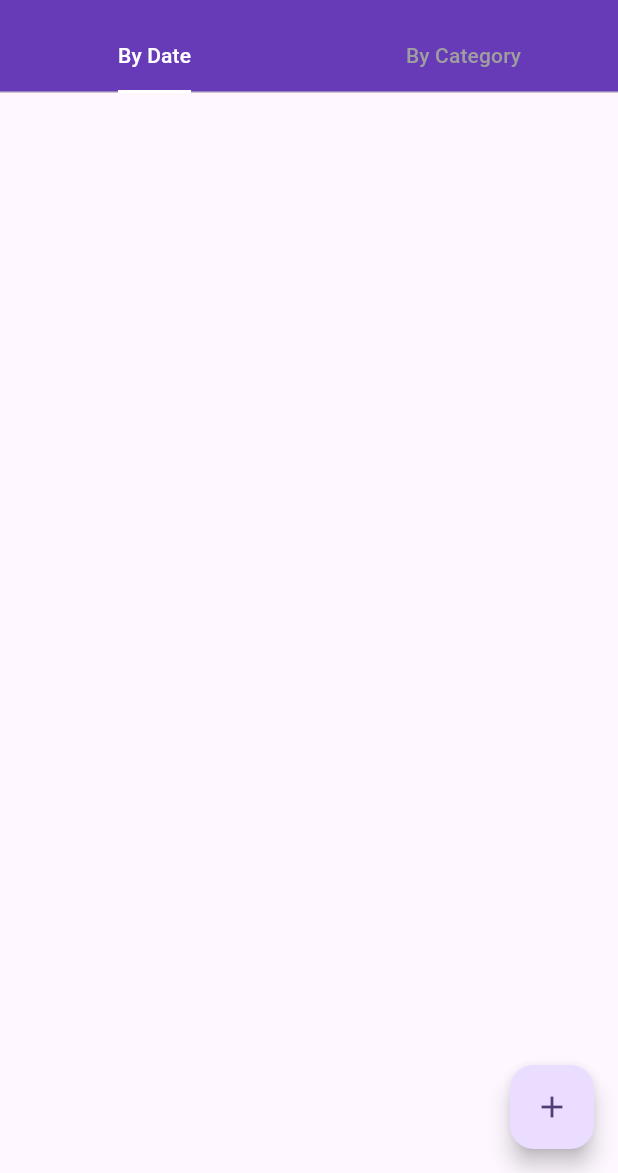
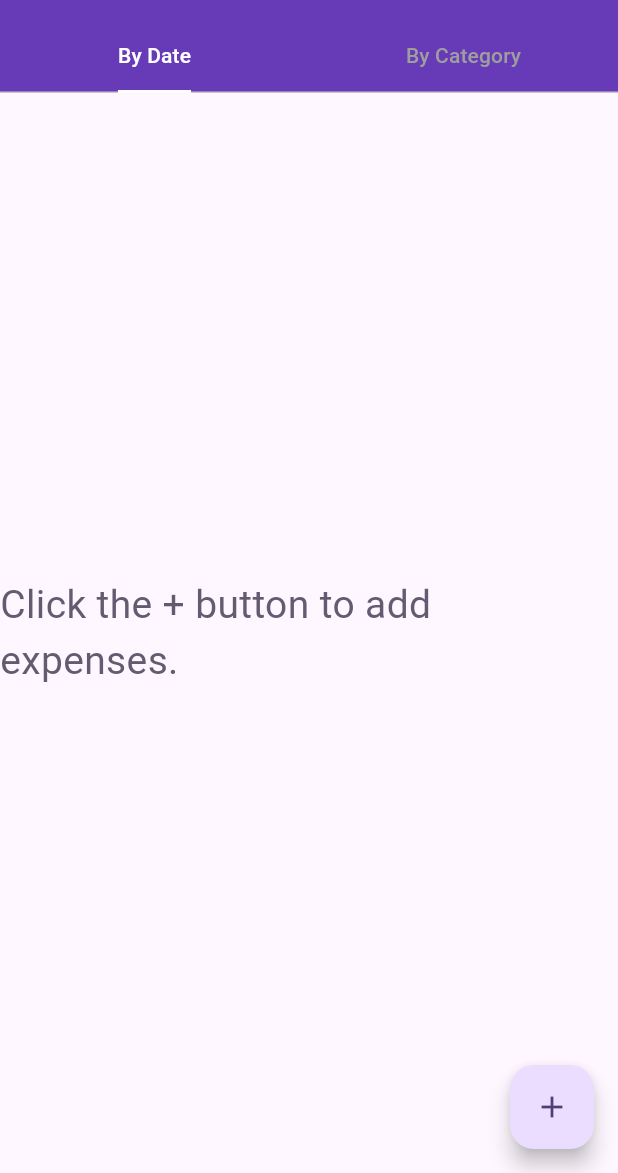
Before and after one commit to BadieF9/Expense_Tracker, a Flutter app: the screen it shows after launch, on a phone screen of 412 x 824 dp, the part 63-1236 px from its top. Run offline on Flutter 3.47's test engine with Material 3 defaults, Android fonts, the phone set to English and light mode, and no system bars; our stand-ins replace localstorage.

Commit message:
Empty screen added to home_screen

```diff
--- a/lib/home_screen.dart
+++ b/lib/home_screen.dart
@@ -34,6 +34,17 @@ class _HomeScreenState extends State<HomeScreen>
   void dispose() {
     _tabController.dispose();
     super.dispose();
+  }
+
+  Widget emptyScreen(ThemeData theme) {
+    return Center(
+        child: Text(
+      "Click the + button to add expenses.",
+      style: TextStyle(
+        fontSize: 26,
+        color: theme.colorScheme.secondary,
+      ),
+    ));
   }
 
   @override
@@ -113,7 +124,9 @@ class _HomeScreenState extends State<HomeScreen>
           expenseByDate.sort((a, b) => a.date.compareTo(b.date));
 
           return TabBarView(controller: _tabController, children: [
-            ListView.builder(
+            expenseByDate.isEmpty
+                ? emptyScreen(theme)
+                : ListView.builder(
                     itemCount: expenseByDate.length,
                     itemBuilder: (context, index) {
                       final expense = expenseByDate[index];
@@ -131,20 +144,24 @@ class _HomeScreenState extends State<HomeScreen>
                                   borderRadius: BorderRadius.circular(15),
                                 ),
                                 child: Padding(
-                              padding: const EdgeInsets.fromLTRB(4, 2, 4, 2),
+                                    padding:
+                                        const EdgeInsets.fromLTRB(4, 2, 4, 2),
                                     child: ListTile(
                                       title: Text(
                                         '${expense.payee} - \$${expense.amount.toStringAsFixed(2)}',
                                         style: const TextStyle(fontSize: 20),
                                       ),
                                       subtitle: Column(
-                                  mainAxisAlignment: MainAxisAlignment.center,
-                                  crossAxisAlignment: CrossAxisAlignment.start,
+                                        mainAxisAlignment:
+                                            MainAxisAlignment.center,
+                                        crossAxisAlignment:
+                                            CrossAxisAlignment.start,
                                         children: [
                                           const SizedBox(height: 2),
                                           Text(
                                               '${DateFormat('MMM dd, yyyy').format(expense.date)} - Category: ${provider.getCategoryById(expense.categoryId)?.name}',
-                                        style: const TextStyle(fontSize: 18)),
+                                              style: const TextStyle(
+                                                  fontSize: 18)),
                                         ],
                                       ),
                                       onTap: () {
@@ -152,7 +169,8 @@ class _HomeScreenState extends State<HomeScreen>
                                           context,
                                           MaterialPageRoute(
                                             builder: (context) =>
-                                          AddExpenseScreen(expense: expense),
+                                                AddExpenseScreen(
+                                                    expense: expense),
                                           ),
                                         );
                                       },
@@ -160,7 +178,9 @@ class _HomeScreenState extends State<HomeScreen>
                               )));
                     },
                   ),
-            ListView.builder(
+            expensesByCategory.isEmpty
+                ? emptyScreen(theme)
+                : ListView.builder(
                     itemCount: expensesByCategory.length,
                     itemBuilder: (context, index) {
                       final expense = expensesByCategory[index];
@@ -191,8 +211,10 @@ class _HomeScreenState extends State<HomeScreen>
                                     Padding(
                                       padding: const EdgeInsets.only(left: 12),
                                       child: Column(
-                                  mainAxisAlignment: MainAxisAlignment.center,
-                                  crossAxisAlignment: CrossAxisAlignment.start,
+                                        mainAxisAlignment:
+                                            MainAxisAlignment.center,
+                                        crossAxisAlignment:
+                                            CrossAxisAlignment.start,
                                         children: [
                                           Text(
                                             '${expense.payee} - \$${expense.amount.toStringAsFixed(2)}',
@@ -205,7 +227,8 @@ class _HomeScreenState extends State<HomeScreen>
                                             DateFormat('MMM dd, yyyy')
                                                 .format(expense.date),
                                             style: TextStyle(
-                                          color: theme.colorScheme.secondary,
+                                                color:
+                                                    theme.colorScheme.secondary,
                                                 fontSize: 17,
                                                 fontWeight: FontWeight.w500),
                                           ),
```
Lines whose indentation alone changed are shown as unchanged.
